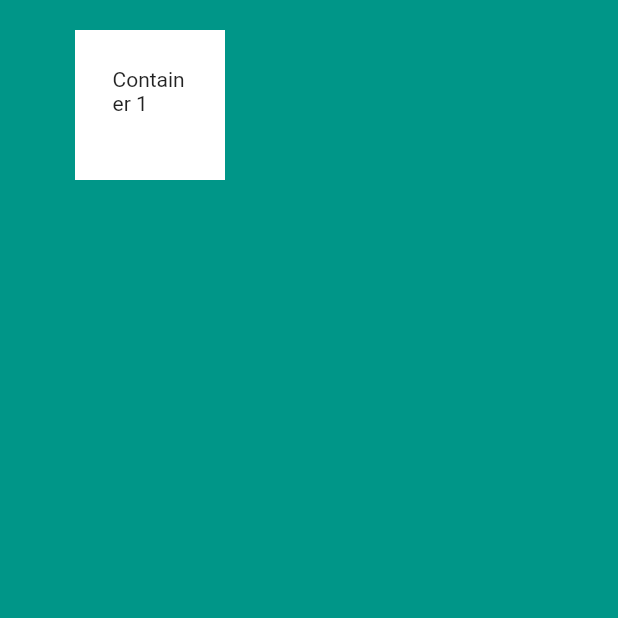
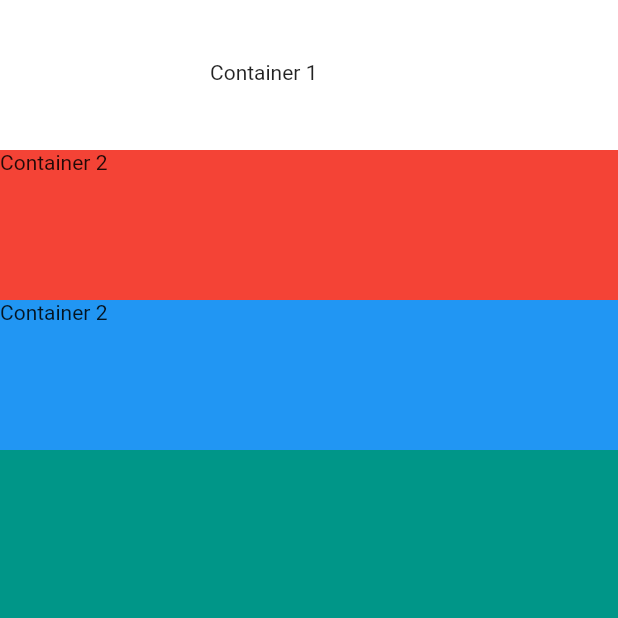
Before and after one commit to yashjain092000/mi_app_flutterorig, a Flutter app: the screen it shows after launch, on a phone screen of 412 x 824 dp, the top half of it. Run offline on Flutter 3.47's test engine with Material 2 defaults, Android fonts, the phone set to English and light mode, and no system bars.

Commit message:
insert multiple containers in column method

```diff
--- a/lib/main.dart
+++ b/lib/main.dart
@@ -8,17 +8,38 @@ void main() {
 class MyApp extends StatelessWidget {
   @override
   Widget build(BuildContext context) {
-    return MaterialApp(home:
-    Scaffold(backgroundColor: Colors.teal,
-        body:SafeArea(child:  Container(color: Colors.white,
-            height:100.0,
-            width:100.0,
-            margin: EdgeInsets.only(left: 50,top:20),
-            padding: EdgeInsets.all(25)
-            ,child: Text("Container 1")
-        ))
+    return MaterialApp(
+      home: Scaffold(
+        backgroundColor: Colors.teal,
+        body: SafeArea(
+          child: Column(
+            crossAxisAlignment: CrossAxisAlignment.stretch,
+            children: <Widget>[
+              Container(
+                color: Colors.white,
+                height:100.0,
+                width:100.0,
+                //margin: EdgeInsets.only(left: 50,top:20),
+                padding: EdgeInsets.only(top:40,left:140),
+                child: Text("Container 1"),
+              ),
+              Container(color:Colors.red,
+                height:100.0,
+                width:100.0,
+                child: Text("Container 2"),
+              ),
+              Container(color:Colors.blue,
+                height:100.0,
+                width:100.0,
+                child: Text("Container 2"),
+              ),
 
-    )
+            ],
+          )
+
+        ),
+
+      ),
     );
   }
 }
```
